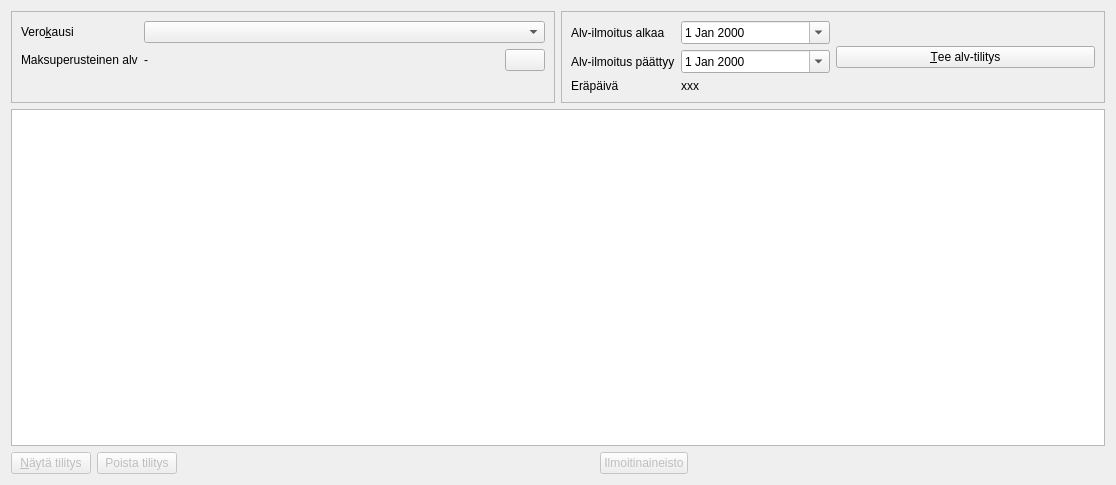
First picture: the form in kitsas/alv/arvonlisavero.ui, repository artoh/kitupiikki, before the edit.
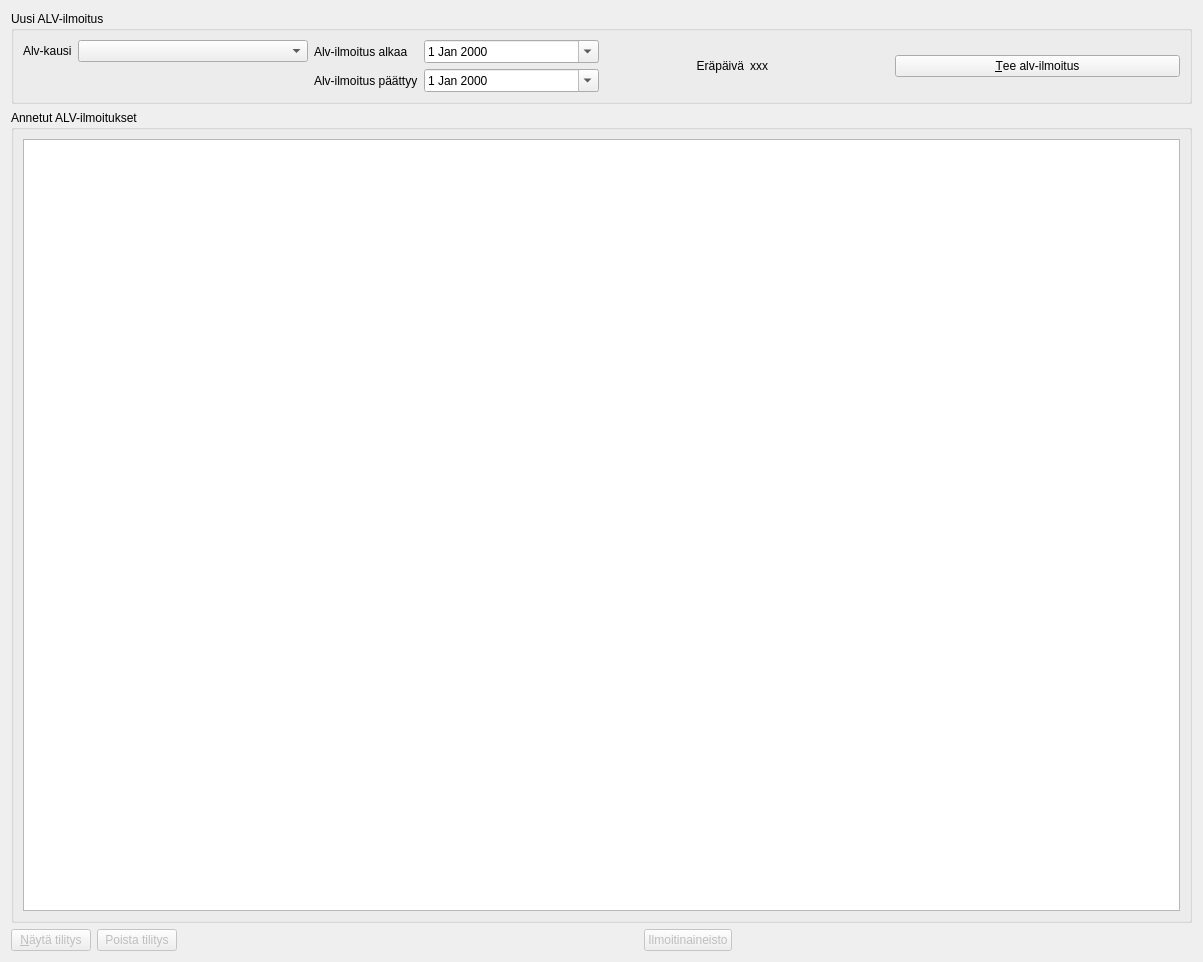
Second picture: the form after the edit. Icons and pictures are not drawn.

Diff of the .ui file:
```diff
--- a/kitsas/alv/arvonlisavero.ui
+++ b/kitsas/alv/arvonlisavero.ui
@@ -6,111 +6,43 @@
    <rect>
     <x>0</x>
     <y>0</y>
-    <width>1116</width>
-    <height>485</height>
+    <width>1203</width>
+    <height>962</height>
    </rect>
   </property>
   <property name="windowTitle">
    <string>Form</string>
   </property>
-  <layout class="QVBoxLayout" name="verticalLayout_3">
-   <item>
-    <layout class="QHBoxLayout" name="horizontalLayout_7" stretch="1,1">
-     <item>
-      <widget class="QFrame" name="frame">
-       <property name="frameShape">
-        <enum>QFrame::StyledPanel</enum>
-       </property>
-       <property name="frameShadow">
-        <enum>QFrame::Raised</enum>
-       </property>
-       <layout class="QVBoxLayout" name="verticalLayout">
-        <item>
-         <layout class="QFormLayout" name="formLayout_2">
-          <item row="0" column="0">
-           <widget class="QLabel" name="label">
-            <property name="text">
-             <string>Vero&amp;kausi</string>
-            </property>
-            <property name="buddy">
-             <cstring>kausiCombo</cstring>
-            </property>
-           </widget>
-          </item>
-          <item row="0" column="1">
-           <widget class="QComboBox" name="kausiCombo"/>
-          </item>
-          <item row="1" column="0">
-           <widget class="QLabel" name="label_4">
-            <property name="text">
-             <string>Maksuperusteinen alv</string>
-            </property>
-           </widget>
-          </item>
-          <item row="1" column="1">
-           <layout class="QHBoxLayout" name="horizontalLayout" stretch="1,0">
-            <item>
-             <widget class="QLabel" name="maksuAlv">
-              <property name="text">
-               <string>-</string>
-              </property>
-             </widget>
-            </item>
-            <item>
-             <widget class="QPushButton" name="maksuperusteNappi">
-              <property name="enabled">
-               <bool>true</bool>
-              </property>
-              <property name="text">
-               <string/>
-              </property>
-              <property name="icon">
-               <iconset resource="../pic/pic.qrc">
-                <normaloff>:/pic/ratas.png</normaloff>:/pic/ratas.png</iconset>
-              </property>
-             </widget>
-            </item>
-           </layout>
-          </item>
-         </layout>
-        </item>
-       </layout>
-      </widget>
-     </item>
-     <item>
-      <widget class="QFrame" name="frame_2">
-       <property name="frameShape">
-        <enum>QFrame::StyledPanel</enum>
-       </property>
-       <property name="frameShadow">
-        <enum>QFrame::Raised</enum>
-       </property>
        <layout class="QVBoxLayout" name="verticalLayout_2">
         <item>
-         <layout class="QHBoxLayout" name="horizontalLayout_6">
+    <widget class="QGroupBox" name="ilmoitusGroup">
+     <property name="title">
+      <string>Uusi ALV-ilmoitus</string>
+     </property>
+     <layout class="QHBoxLayout" name="horizontalLayout_2">
           <item>
            <layout class="QFormLayout" name="formLayout">
             <item row="0" column="0">
-             <widget class="QLabel" name="label_3">
+         <widget class="QLabel" name="kaudelleLabel">
+          <property name="text">
+           <string>Alv-kausi</string>
+          </property>
+         </widget>
+        </item>
+        <item row="0" column="1">
+         <widget class="QComboBox" name="kaudelleCombo"/>
+        </item>
+       </layout>
+      </item>
+      <item>
+       <layout class="QFormLayout" name="formLayout_2">
+        <item row="0" column="0">
+         <widget class="QLabel" name="alkaaLabel">
               <property name="text">
                <string>Alv-ilmoitus alkaa</string>
               </property>
              </widget>
             </item>
-            <item row="2" column="1">
-             <widget class="QLabel" name="erapaivaLabel">
-              <property name="text">
-               <string>xxx</string>
-              </property>
-             </widget>
-            </item>
-            <item row="2" column="0">
-             <widget class="QLabel" name="label_5">
-              <property name="text">
-               <string>Eräpäivä</string>
-              </property>
-             </widget>
-            </item>
             <item row="0" column="1">
              <widget class="QDateEdit" name="alkaaEdit">
               <property name="calendarPopup">
@@ -119,7 +51,7 @@
              </widget>
             </item>
             <item row="1" column="0">
-             <widget class="QLabel" name="label_6">
+         <widget class="QLabel" name="paattyyLabel">
               <property name="text">
                <string>Alv-ilmoitus päättyy</string>
               </property>
@@ -134,10 +66,31 @@
             </item>
            </layout>
           </item>
+      <item>
+       <layout class="QHBoxLayout" name="horizontalLayout">
+        <item>
+         <widget class="QLabel" name="label_5">
+          <property name="text">
+           <string>Eräpäivä</string>
+          </property>
+          <property name="alignment">
+           <set>Qt::AlignRight|Qt::AlignTrailing|Qt::AlignVCenter</set>
+          </property>
+         </widget>
+        </item>
+        <item>
+         <widget class="QLabel" name="erapaivaLabel">
+          <property name="text">
+           <string>xxx</string>
+          </property>
+         </widget>
+        </item>
+       </layout>
+      </item>
           <item>
            <widget class="QPushButton" name="tilitaNappi">
             <property name="text">
-             <string>&amp;Tee alv-tilitys</string>
+         <string>&amp;Tee alv-ilmoitus</string>
             </property>
             <property name="icon">
              <iconset resource="../pic/pic.qrc">
@@ -149,12 +102,14 @@
            </widget>
           </item>
          </layout>
-        </item>
-       </layout>
-      </widget>
-     </item>
-    </layout>
-   </item>
+    </widget>
+   </item>
+   <item>
+    <widget class="QGroupBox" name="groupBox">
+     <property name="title">
+      <string>Annetut ALV-ilmoitukset</string>
+     </property>
+     <layout class="QVBoxLayout" name="verticalLayout">
    <item>
     <widget class="QTableView" name="ilmoituksetView">
      <property name="alternatingRowColors">
@@ -163,6 +118,9 @@
      <attribute name="horizontalHeaderStretchLastSection">
       <bool>true</bool>
      </attribute>
+       </widget>
+      </item>
+     </layout>
     </widget>
    </item>
    <item>
```
Lines whose indentation alone changed are shown as unchanged.
